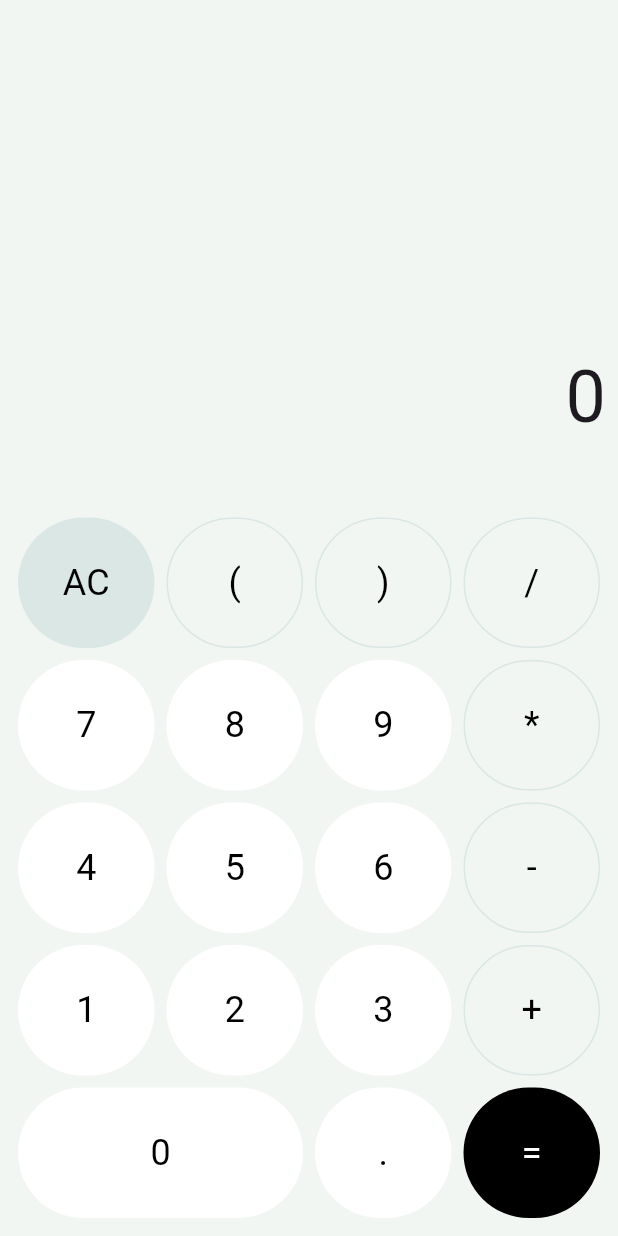
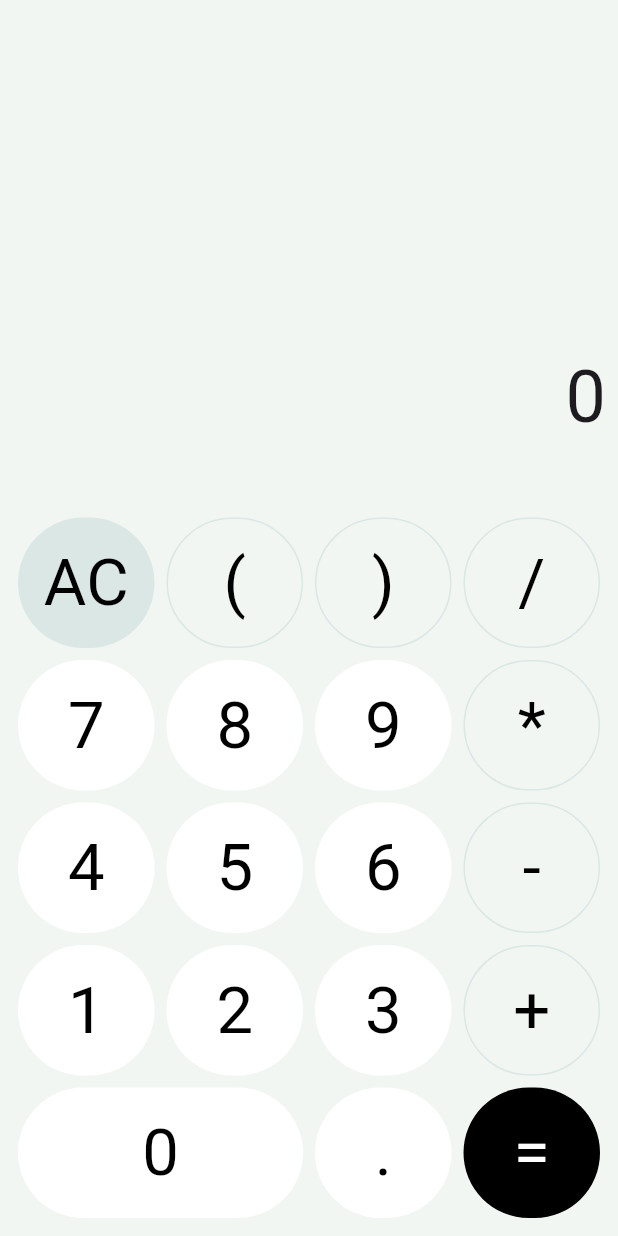
Before and after one commit to sgruhier/calculator_workshop, a Flutter app: the screen it shows after launch, on a phone screen of 412 x 824 dp. Run offline on Flutter 3.47's test engine with Material 3 defaults, Android fonts, the phone set to English and light mode, and no system bars; our stand-ins replace math_expressions.

Commit message:
landscape fixed
# Conflicts:
#	lib/widgets/calculator_key.dart

```diff
--- a/lib/calculator.dart
+++ b/lib/calculator.dart
@@ -25,15 +25,15 @@ class _CalculatorState extends State<Calculator> {
     return OrientationBuilder(builder: (context, orientation) {
       final bool isLandscape = orientation == Orientation.landscape;
       if (isLandscape) {
-        final keySize = min(size.width, size.height) / 5 - 4 * margin;
+        final keySize = min(size.width, size.height) / 5 - 5 * margin;
         return Row(
           children: [
-            Expanded(child: keyPad(keySize)),
+            Expanded(child: display()),
             const VerticalDivider(
               width: 16,
               thickness: 1,
             ),
-            Expanded(child: display()),
+            Expanded(child: keyPad(keySize)),
           ],
         );
       } else {
--- a/lib/widgets/calculator_key.dart
+++ b/lib/widgets/calculator_key.dart
@@ -34,7 +34,11 @@ class CalculatorKey extends StatelessWidget {
               border: Border.all(color: borderColor ?? Colors.transparent, width: borderColor != null ? 1 : 0),
             ),
             child: Center(
-              child: Text(value, style: TextStyle(color: color ?? Colors.white, fontSize: 24)),
+              child: Text(value,
+                  style: TextStyle(
+                    color: color ?? Colors.white,
+                    fontSize: height / 2,
+                  )),
             )),
       ),
     );
```
